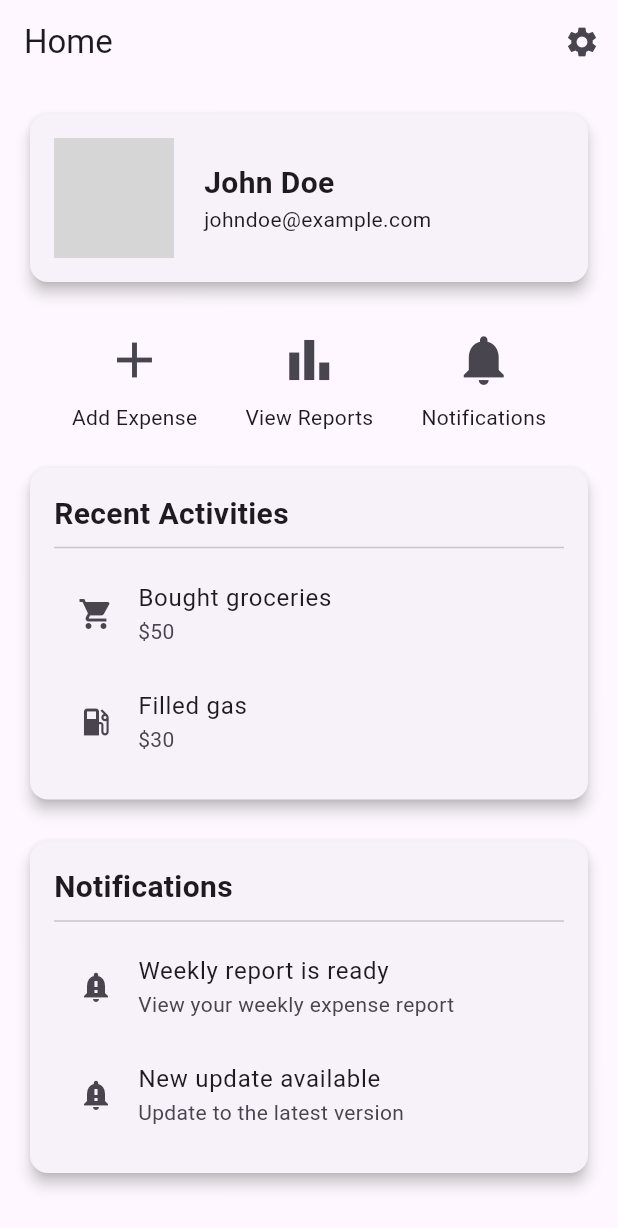
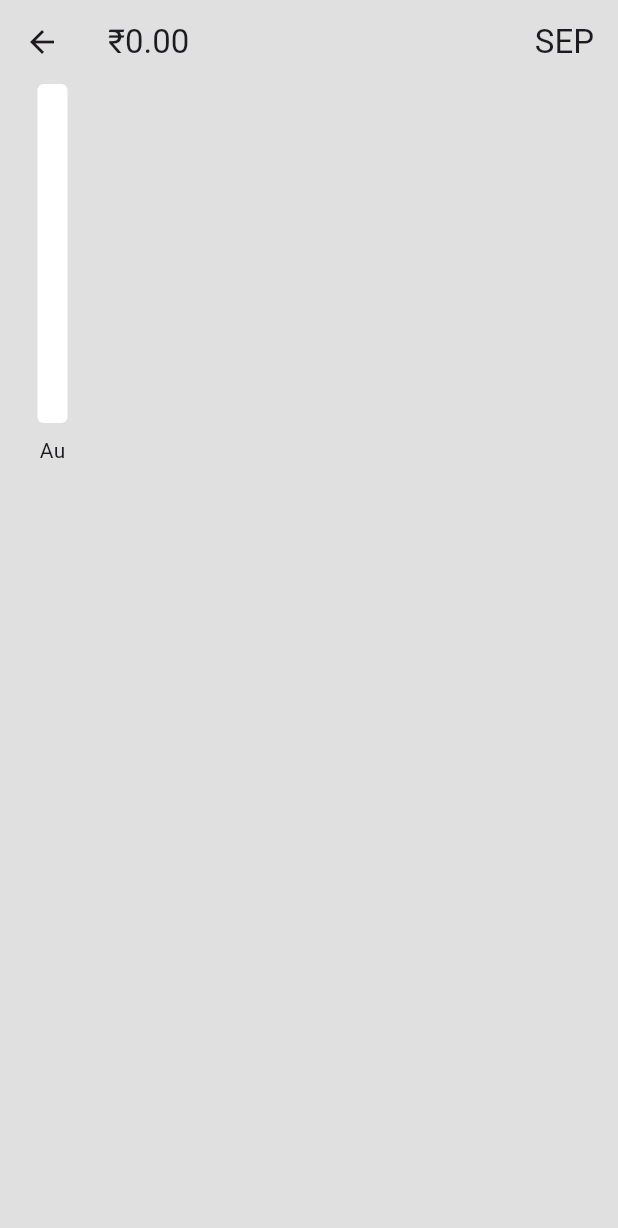
Before and after one commit to Prasanna-1216/Expense_TrackeR, a Flutter app: the HomeScreen screen opened directly, after a tap on the "bar chart" icon, on a phone screen of 412 x 824 dp. Shown: the top 1228 px of the screen. Run offline on Flutter 3.47's test engine with Material 3 defaults, Android fonts, the phone set to English and light mode, and no system bars; drawn by our look-alikes of fl_chart; our stand-ins replace cloud_firestore, firebase_auth, firebase_core, flutter_slidable, isar; accounts and stored records are empty; generated files the repository leaves out were written again; grey boxes are pictures that could not be loaded.

Commit message:
feat: view reports page

```diff
--- a/lib/login Signup/Screen/home_screen.dart
+++ b/lib/login Signup/Screen/home_screen.dart
@@ -1,5 +1,6 @@
 import 'package:expense_tracker/login%20Signup/Screen/dashboard_screen.dart';
 import 'package:expense_tracker/login%20Signup/Screen/setting_screen.dart';
+import 'package:expense_tracker/login%20Signup/Screen/view_reports_screen.dart';
 import 'package:flutter/material.dart';
 
 class HomeScreen extends StatelessWidget {
@@ -89,7 +90,10 @@ class HomeScreen extends StatelessWidget {
           icon: Icons.bar_chart,
           label: 'View Reports',
           onPressed: () {
-            // Navigate to Reports screen
+            Navigator.push(
+              context,
+              MaterialPageRoute(builder: (context) => const ViewReportsScreen()),
+            );
           },
         ),
         _buildQuickActionButton(
--- /dev/null
+++ b/lib/login Signup/Screen/view_reports_screen.dart
@@ -0,0 +1,149 @@
+import 'package:expense_tracker/bar%20graph/bar_graph.dart';
+import 'package:expense_tracker/database/expense_database.dart';
+import 'package:expense_tracker/helper/helper_function.dart';
+import 'package:expense_tracker/models/expense.dart';
+import 'package:flutter/material.dart';
+import 'package:provider/provider.dart';
+
+class ViewReportsScreen extends StatefulWidget {
+  const ViewReportsScreen({super.key});
+
+  @override
+  State<ViewReportsScreen> createState() => _ViewReportsScreenState();
+}
+
+class _ViewReportsScreenState extends State<ViewReportsScreen> {
+  TextEditingController nameController = TextEditingController();
+  TextEditingController amountController = TextEditingController();
+
+// future to load graph data &month total
+  Future<Map<String, double>>? _monthlyTotalsFuture;
+  Future<double>? _calculateCurrentMonthTotal;
+
+  @override
+  void initState() {
+    //read db on initial startup
+
+    Provider.of<ExpenseDatabase>(context, listen: false).readExpenses();
+
+    //load future
+
+    refreshData();
+    super.initState();
+  }
+
+  //refresh graph data
+  void refreshData() {
+    _monthlyTotalsFuture = Provider.of<ExpenseDatabase>(context, listen: false)
+        .calculateMonthlyTotals();
+    _calculateCurrentMonthTotal =
+        Provider.of<ExpenseDatabase>(context, listen: false)
+            .calculateCurrentMonthTotal();
+  }
+
+  int monthTrack = DateTime.now().month;
+
+  @override
+  Widget build(BuildContext context) {
+    return Consumer<ExpenseDatabase>(builder: (context, value, child) {
+      // get dates
+      int startMonth = value.getStartMonth();
+      int startYear = value.getStartYear();
+      int currentMonth = DateTime.now().month;
+      int currentYear = DateTime.now().year;
+
+      void _handleBarTap(int month) {
+        setState(() {
+          monthTrack = month;
+        });
+      }
+
+      //calculate the number ofmonths since the first month
+      int monthCount =
+          calculateMonthCount(startYear, startMonth, currentYear, currentMonth);
+      //only display the expense for the current month
+      List<Expense> currentMonthExpense = value.allExpense.where((expense) {
+        return expense.date.year == currentYear &&
+            expense.date.month == monthTrack + 1;
+      }).toList();
+
+      //return UI
+
+      return Scaffold(
+          backgroundColor: Colors.grey.shade300,
+          appBar: AppBar(
+              backgroundColor: Colors.transparent,
+              title: FutureBuilder<double>(
+                  future: _calculateCurrentMonthTotal,
+                  builder: (context, snapshot) {
+                    //loaded
+                    if (snapshot.connectionState == ConnectionState.done) {
+                      return Row(
+                        mainAxisAlignment: MainAxisAlignment.spaceBetween,
+                        children: [
+                          //amount total
+                          Text('\₹${snapshot.data!.toStringAsFixed(2)}'),
+                          //month
+                          Text(getCurrentMonthName(monthTrack)),
+                        ],
+                      );
+                    } else {
+                      return const Text("loading");
+                    }
+                  })),
+          body: SafeArea(
+            child: Column(
+              children: [
+                //Graph UI
+                SizedBox(
+                  height: 250,
+                  child: FutureBuilder(
+                      future: _monthlyTotalsFuture,
+                      builder: (context, snapshot) {
+                        //data is loading
+                        if (snapshot.connectionState == ConnectionState.done) {
+                          Map<String, double> monthlyTotals =
+                              snapshot.data ?? {};
+                          //create the list of monthly summary
+                          List<double> monthlySummary = List.generate(
+                            monthCount,
+                            (index) {
+                              //calculate year-month considering startMonth & index
+                              int year =
+                                  startYear + (startMonth + index - 1) ~/ 12;
+                              int month = (startMonth + index - 1) % 12 + 1;
+
+                              // create the key in the format 'year-month'
+                              String yearMonthKey = '$year-$month';
+
+                              //return the total for year-month or 0.0 if non-existent
+                              return monthlyTotals[yearMonthKey] ?? 0.0;
+                            },
+                          );
+                          List<int> months = List.generate(monthCount, (index) {
+                            int month = (startMonth + index - 1) % 12;
+                            return month;
+                          });
+
+                          return MyBarGraph(
+                            monthlySummary: monthlySummary,
+                            startMonth: startMonth,
+                            months: months,
+                            onBarTapped: _handleBarTap,
+                          );
+                        }
+
+                        //loading
+                        else {
+                          return const Center(
+                            child: Text("Loading..."),
+                          );
+                        }
+                      }),
+                ),
+              ],
+            ),
+          ));
+    });
+  }
+}
```
